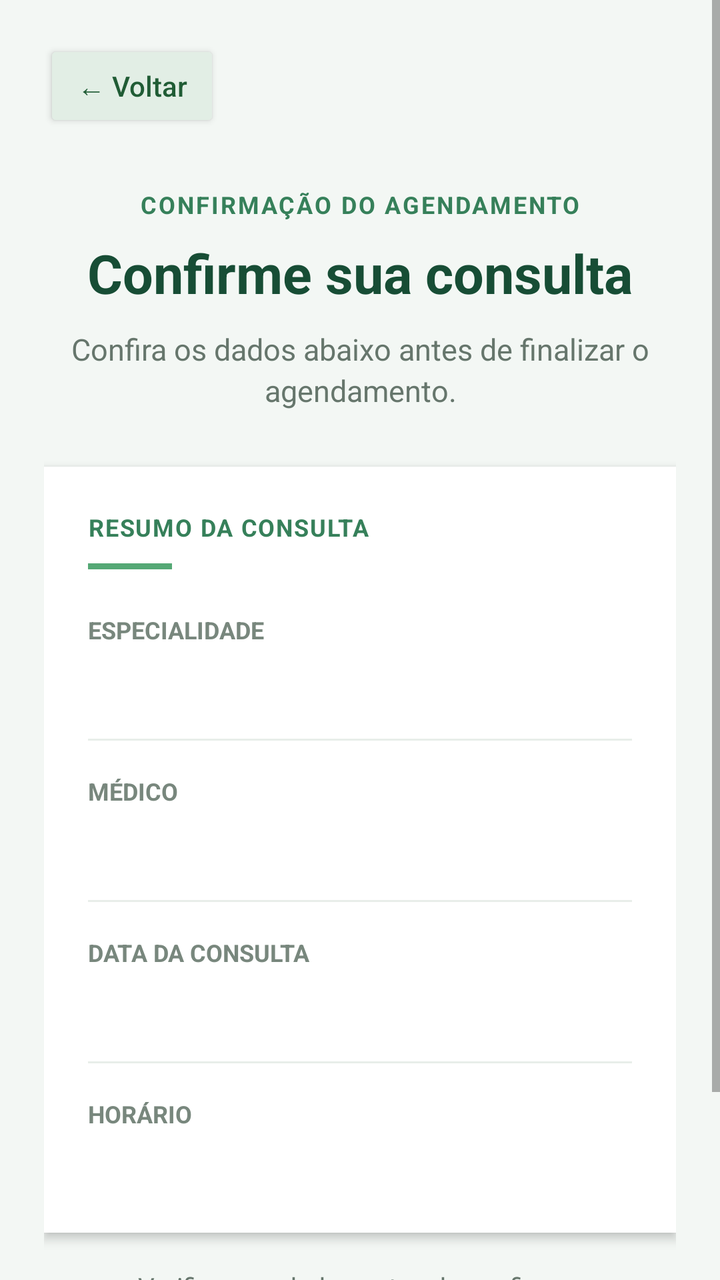
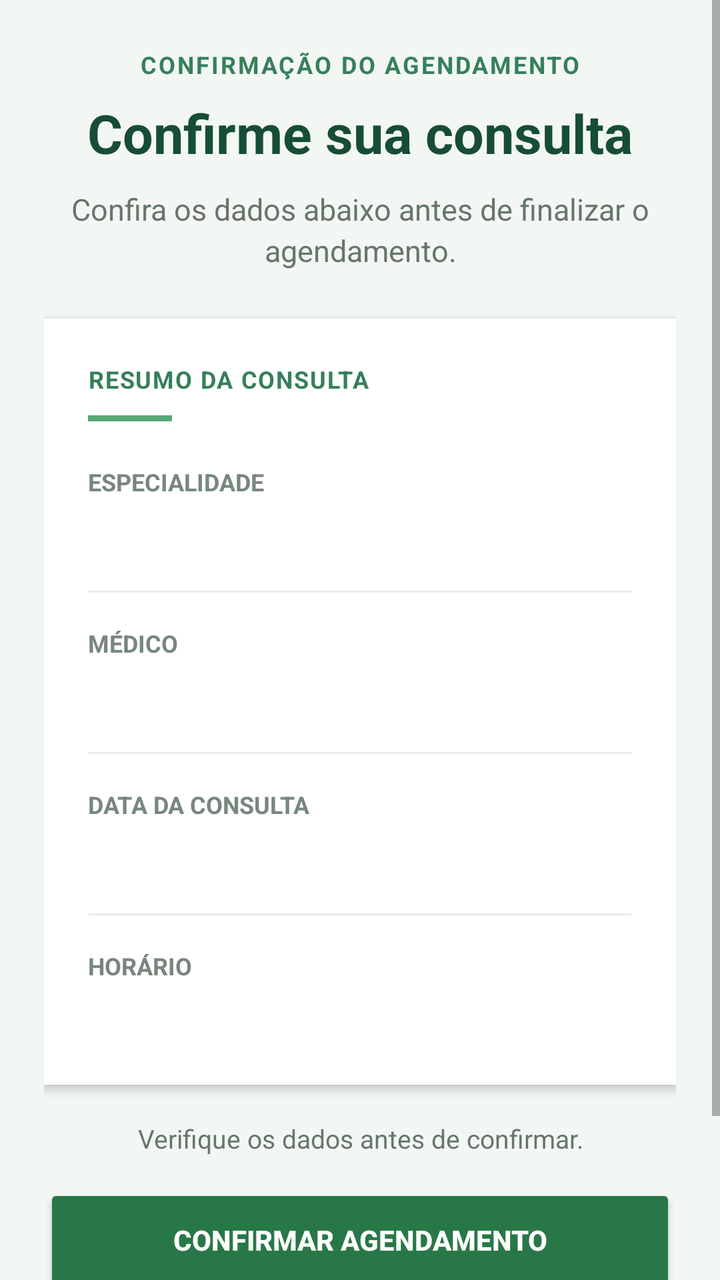

Screens rendered from an Android XML layout before and after an edit, with the pre-edit source and the edit as a unified diff.
<!-- AndroidManifest.xml: application theme Theme.AppCompat.Light.DarkActionBar -->
<!-- res/layout/activity_revisao_agendamento.xml -->
<?xml version="1.0" encoding="utf-8"?>
<ScrollView xmlns:android="http://schemas.android.com/apk/res/android"
    android:layout_width="match_parent"
    android:layout_height="match_parent"
    android:background="#F3F7F4"
    android:fillViewport="true">

    <LinearLayout
        android:layout_width="match_parent"
        android:layout_height="wrap_content"
        android:orientation="vertical"
        android:paddingStart="22dp"
        android:paddingTop="20dp"
        android:paddingEnd="22dp"
        android:paddingBottom="28dp">

        <Button
            android:id="@+id/btnVoltarRevisao"
            android:layout_width="wrap_content"
            android:layout_height="46dp"
            android:minHeight="0dp"
            android:text="← Voltar"
            android:textAllCaps="false"
            android:textColor="#205C35"
            android:backgroundTint="#E2EEE5"
            android:elevation="0dp" />

        <TextView
            android:layout_width="match_parent"
            android:layout_height="wrap_content"
            android:layout_marginTop="28dp"
            android:text="CONFIRMAÇÃO DO AGENDAMENTO"
            android:textAlignment="center"
            android:textColor="#36805A"
            android:textSize="12sp"
            android:letterSpacing="0.08"
            android:textStyle="bold" />

        <TextView
            android:layout_width="match_parent"
            android:layout_height="wrap_content"
            android:layout_marginTop="8dp"
            android:text="Confirme sua consulta"
            android:textAlignment="center"
            android:textColor="#174D35"
            android:textSize="27sp"
            android:textStyle="bold" />

        <TextView
            android:layout_width="match_parent"
            android:layout_height="wrap_content"
            android:layout_marginTop="10dp"
            android:layout_marginStart="8dp"
            android:layout_marginEnd="8dp"
            android:text="Confira os dados abaixo antes de finalizar o agendamento."
            android:textAlignment="center"
            android:textColor="#66766C"
            android:textSize="15sp"
            android:lineSpacingExtra="3dp" />

        <LinearLayout
            android:layout_width="match_parent"
            android:layout_height="wrap_content"
            android:layout_marginTop="28dp"
            android:background="#FFFFFF"
            android:elevation="3dp"
            android:orientation="vertical"
            android:padding="22dp">

            <TextView
                android:layout_width="match_parent"
                android:layout_height="wrap_content"
                android:text="RESUMO DA CONSULTA"
                android:textColor="#36805A"
                android:textSize="12sp"
                android:letterSpacing="0.05"
                android:textStyle="bold" />

            <View
                android:layout_width="42dp"
                android:layout_height="3dp"
                android:layout_marginTop="10dp"
                android:background="#55A875" />

            <TextView
                android:layout_width="match_parent"
                android:layout_height="wrap_content"
                android:layout_marginTop="22dp"
                android:text="ESPECIALIDADE"
                android:textColor="#78877D"
                android:textSize="12sp"
                android:textStyle="bold" />

            <TextView
                android:id="@+id/txtRevisaoEspecialidade"
                android:layout_width="match_parent"
                android:layout_height="wrap_content"
                android:layout_marginTop="5dp"
                android:textColor="#244C32"
                android:textSize="18sp"
                android:textStyle="bold" />

            <View
                android:layout_width="match_parent"
                android:layout_height="1dp"
                android:layout_marginTop="17dp"
                android:background="#E8EEE9" />

            <TextView
                android:layout_width="match_parent"
                android:layout_height="wrap_content"
                android:layout_marginTop="17dp"
                android:text="MÉDICO"
                android:textColor="#78877D"
                android:textSize="12sp"
                android:textStyle="bold" />

            <TextView
                android:id="@+id/txtRevisaoMedico"
                android:layout_width="match_parent"
                android:layout_height="wrap_content"
                android:layout_marginTop="5dp"
                android:textColor="#244C32"
                android:textSize="18sp"
                android:textStyle="bold" />

            <View
                android:layout_width="match_parent"
                android:layout_height="1dp"
                android:layout_marginTop="17dp"
                android:background="#E8EEE9" />

            <TextView
                android:layout_width="match_parent"
                android:layout_height="wrap_content"
                android:layout_marginTop="17dp"
                android:text="DATA DA CONSULTA"
                android:textColor="#78877D"
                android:textSize="12sp"
                android:textStyle="bold" />

            <TextView
                android:id="@+id/txtRevisaoData"
                android:layout_width="match_parent"
                android:layout_height="wrap_content"
                android:layout_marginTop="5dp"
                android:textColor="#244C32"
                android:textSize="18sp" />

            <View
                android:layout_width="match_parent"
                android:layout_height="1dp"
                android:layout_marginTop="17dp"
                android:background="#E8EEE9" />

            <TextView
                android:layout_width="match_parent"
                android:layout_height="wrap_content"
                android:layout_marginTop="17dp"
                android:text="HORÁRIO"
                android:textColor="#78877D"
                android:textSize="12sp"
                android:textStyle="bold" />

            <TextView
                android:id="@+id/txtRevisaoHorario"
                android:layout_width="match_parent"
                android:layout_height="wrap_content"
                android:layout_marginTop="5dp"
                android:textColor="#244C32"
                android:textSize="18sp"
                android:textStyle="bold" />

        </LinearLayout>

        <TextView
            android:layout_width="match_parent"
            android:layout_height="wrap_content"
            android:layout_marginTop="18dp"
            android:gravity="center"
            android:text="Verifique os dados antes de confirmar."
            android:textColor="#66766C"
            android:textSize="13sp" />

        <Button
            android:id="@+id/btnConfirmarRevisao"
            android:layout_width="match_parent"
            android:layout_height="56dp"
            android:layout_marginTop="14dp"
            android:backgroundTint="#287847"
            android:text="CONFIRMAR AGENDAMENTO"
            android:textColor="#FFFFFF"
            android:textSize="14sp"
            android:textStyle="bold" />

    </LinearLayout>
</ScrollView>
<!-- resources referenced by this layout -->
<resources>

</resources>

<!-- the commit's change to res/layout/activity_revisao_agendamento.xml (unified diff, before → after) -->
@@ -3,32 +3,21 @@
     android:layout_width="match_parent"
     android:layout_height="match_parent"
     android:background="#F3F7F4"
-    android:fillViewport="true">
+    android:fillViewport="true"
+    android:clipToPadding="false">
 
     <LinearLayout
         android:layout_width="match_parent"
         android:layout_height="wrap_content"
         android:orientation="vertical"
         android:paddingStart="22dp"
-        android:paddingTop="20dp"
+        android:paddingTop="24dp"
         android:paddingEnd="22dp"
         android:paddingBottom="28dp">
-
-        <Button
-            android:id="@+id/btnVoltarRevisao"
-            android:layout_width="wrap_content"
-            android:layout_height="46dp"
-            android:minHeight="0dp"
-            android:text="← Voltar"
-            android:textAllCaps="false"
-            android:textColor="#205C35"
-            android:backgroundTint="#E2EEE5"
-            android:elevation="0dp" />
 
         <TextView
             android:layout_width="match_parent"
             android:layout_height="wrap_content"
-            android:layout_marginTop="28dp"
             android:text="CONFIRMAÇÃO DO AGENDAMENTO"
             android:textAlignment="center"
             android:textColor="#36805A"
@@ -61,7 +50,7 @@
         <LinearLayout
             android:layout_width="match_parent"
             android:layout_height="wrap_content"
-            android:layout_marginTop="28dp"
+            android:layout_marginTop="24dp"
             android:background="#FFFFFF"
             android:elevation="3dp"
             android:orientation="vertical"
@@ -189,9 +178,22 @@
             android:layout_marginTop="14dp"
             android:backgroundTint="#287847"
             android:text="CONFIRMAR AGENDAMENTO"
+            android:textAllCaps="false"
             android:textColor="#FFFFFF"
             android:textSize="14sp"
             android:textStyle="bold" />
 
+        <Button
+            android:id="@+id/btnVoltarRevisao"
+            android:layout_width="match_parent"
+            android:layout_height="48dp"
+            android:layout_marginTop="10dp"
+            android:backgroundTint="#E2EEE5"
+            android:elevation="0dp"
+            android:text="← Voltar"
+            android:textAllCaps="false"
+            android:textColor="#205C35"
+            android:textSize="14sp" />
+
     </LinearLayout>
 </ScrollView>
